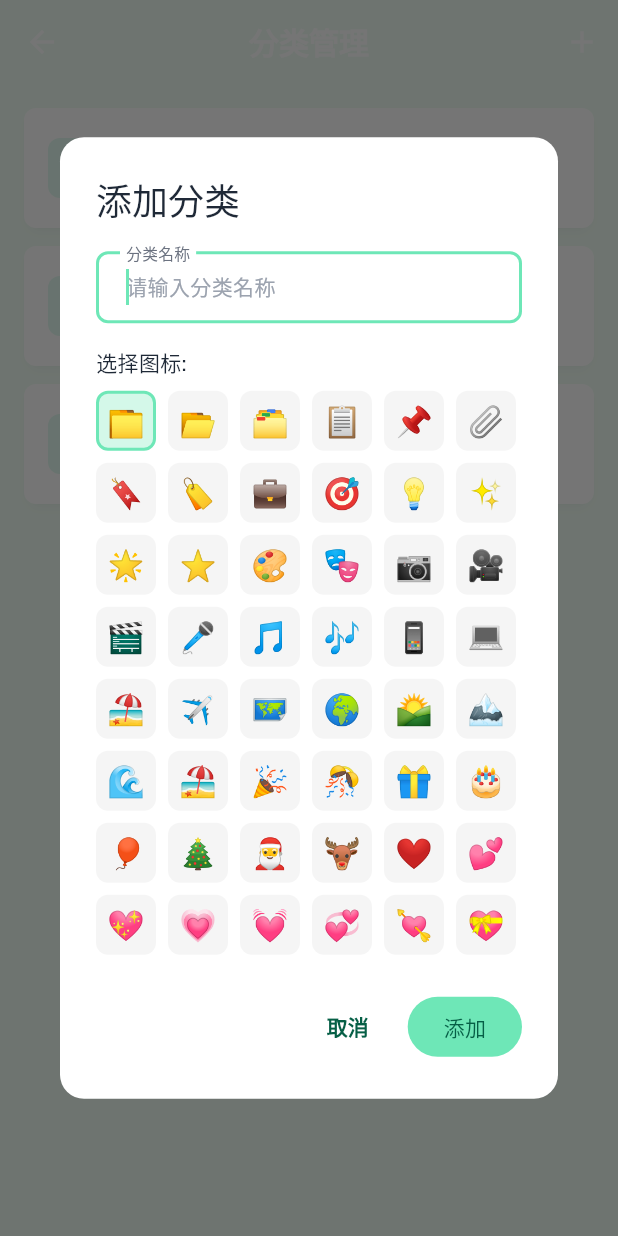
After one commit to guyeu9/qinglinggan, a Flutter app: the CategoryManagementPage screen opened by its route, after a tap on the "add" icon, on a phone screen of 412 x 824 dp. The commit adds this screen. Run offline on Flutter 3.47's test engine with Material 3 defaults, Android fonts, the phone set to English and light mode, and no system bars; our stand-ins replace dio, file_picker, flutter_riverpod, flutter_secure_storage, go_router, google_fonts and 7 more; missing offline and left inert: excel; accounts and stored records are empty; generated files the repository leaves out were written again.

Commit message:
feat(分类管理): 添加分类管理页面及相关功能
实现分类管理页面，包含分类的增删改查功能
- 添加分类管理路由和导航
- 实现分类列表展示、空状态处理
- 添加分类创建、编辑和删除对话框
- 更新分类仓库接口和实现
- 在设置页面添加分类管理入口

```diff
--- a/light_idea/lib/core/router/app_router.dart
+++ b/light_idea/lib/core/router/app_router.dart
@@ -5,6 +5,7 @@ import '../../presentation/pages/home/home_page.dart';
 import '../../presentation/pages/idea_detail/idea_detail_page.dart';
 import '../../presentation/pages/association/association_page.dart';
 import '../../presentation/pages/settings/settings_page.dart';
+import '../../presentation/pages/settings/category_management_page.dart';
 import '../../presentation/pages/data_management/data_management_page.dart';
 import '../../presentation/pages/ai_hub/ai_hub_page.dart';
 import '../../presentation/pages/ai_settings/ai_settings_page.dart';
@@ -52,6 +53,11 @@ final GoRouter appRouter = GoRouter(
           path: RoutePaths.help,
           name: RouteNames.help,
           builder: (context, state) => const _HelpPage(),
+        ),
+        GoRoute(
+          path: RoutePaths.categoryManagement,
+          name: RouteNames.categoryManagement,
+          builder: (context, state) => const CategoryManagementPage(),
         ),
       ],
     ),
@@ -181,6 +187,10 @@ extension GoRouterExtension on BuildContext {
     pushNamed(RouteNames.help);
   }
 
+  void pushToCategoryManagement() {
+    pushNamed(RouteNames.categoryManagement);
+  }
+
   void goToHome() {
     go(RoutePaths.home);
   }
--- a/light_idea/lib/core/router/route_names.dart
+++ b/light_idea/lib/core/router/route_names.dart
@@ -34,6 +34,9 @@ class RouteNames {
 
   /// 帮助
   static const String help = 'help';
+
+  /// 分类管理
+  static const String categoryManagement = 'categoryManagement';
 }
 
 /// 路由路径常量定义
@@ -67,6 +70,9 @@ class RoutePaths {
   /// 帮助
   static const String help = '/help';
 
+  /// 分类管理
+  static const String categoryManagement = '/category-management';
+
   /// 构建灵感详情页路径
   static String ideaDetailPath(String id) => '/idea/$id';
 
--- a/light_idea/lib/data/repositories/category_repository_impl.dart
+++ b/light_idea/lib/data/repositories/category_repository_impl.dart
@@ -40,6 +40,11 @@ class CategoryRepositoryImpl implements CategoryRepository {
   }
 
   @override
+  Future<void> delete(int id) async {
+    await _isar.writeTxn(() => _isar.categoryModels.delete(id));
+  }
+
+  @override
   Future<int> count() async {
     return _isar.categoryModels.count();
   }
--- a/light_idea/lib/domain/repositories/category_repository.dart
+++ b/light_idea/lib/domain/repositories/category_repository.dart
@@ -11,5 +11,7 @@ abstract class CategoryRepository {
 
   Future<void> update(CategoryEntity category);
 
+  Future<void> delete(int id);
+
   Future<int> count();
 }
--- /dev/null
+++ b/light_idea/lib/presentation/pages/settings/category_management_page.dart
@@ -0,0 +1,434 @@
+import 'package:flutter/material.dart';
+import 'package:flutter_riverpod/flutter_riverpod.dart';
+import 'package:go_router/go_router.dart';
+import '../../../core/theme/app_colors.dart';
+import '../../../core/theme/app_theme.dart';
+import '../../../core/router/app_router.dart';
+import '../../../domain/entities/category.dart';
+import '../../../domain/repositories/category_repository.dart';
+import '../../../application/providers/app_providers.dart';
+
+class CategoryManagementPage extends ConsumerStatefulWidget {
+  const CategoryManagementPage({super.key});
+
+  @override
+  ConsumerState<CategoryManagementPage> createState() => _CategoryManagementPageState();
+}
+
+class _CategoryManagementPageState extends ConsumerState<CategoryManagementPage> {
+  List<CategoryEntity> _categories = [];
+  bool _isLoading = true;
+
+  @override
+  void initState() {
+    super.initState();
+    _loadCategories();
+  }
+
+  Future<void> _loadCategories() async {
+    setState(() => _isLoading = true);
+    try {
+      final categoryRepo = ref.read(categoryRepositoryProvider);
+      final categories = await categoryRepo.getAll();
+      setState(() {
+        _categories = categories;
+        _isLoading = false;
+      });
+    } catch (e) {
+      setState(() => _isLoading = false);
+      if (mounted) {
+        ScaffoldMessenger.of(context).showSnackBar(
+          SnackBar(content: Text('加载分类失败: $e')),
+        );
+      }
+    }
+  }
+
+  @override
+  Widget build(BuildContext context) {
+    final isDark = Theme.of(context).brightness == Brightness.dark;
+    final backgroundColor = isDark ? AppColors.backgroundDark : AppColors.backgroundLight;
+    final cardColor = isDark ? AppColors.cardDark : AppColors.cardLight;
+    final textPrimary = isDark ? AppColors.textPrimaryDark : AppColors.textPrimaryLight;
+    final textSecondary = isDark ? AppColors.textSecondaryDark : AppColors.textSecondaryLight;
+
+    return Scaffold(
+      backgroundColor: backgroundColor,
+      appBar: AppBar(
+        title: const Text('分类管理'),
+        backgroundColor: backgroundColor,
+        elevation: 0,
+        leading: IconButton(
+          icon: const Icon(Icons.arrow_back),
+          onPressed: () => context.pop(),
+        ),
+        actions: [
+          IconButton(
+            icon: const Icon(Icons.add),
+            onPressed: () => _showAddCategoryDialog(),
+          ),
+        ],
+      ),
+      body: _isLoading
+          ? const Center(child: CircularProgressIndicator())
+          : _categories.isEmpty
+              ? _buildEmptyState()
+              : _buildCategoryList(cardColor, textPrimary, textSecondary),
+    );
+  }
+
+  Widget _buildEmptyState() {
+    return Center(
+      child: Column(
+        mainAxisAlignment: MainAxisAlignment.center,
+        children: [
+          const Icon(
+            Icons.folder_outlined,
+            size: 64,
+            color: Color(0xFF065F46),
+          ),
+          const SizedBox(height: 16),
+          Text(
+            '暂无分类',
+            style: TextStyle(
+              fontSize: 18,
+              color: Theme.of(context).brightness == Brightness.dark
+                  ? AppColors.textPrimaryDark
+                  : AppColors.textPrimaryLight,
+            ),
+          ),
+          const SizedBox(height: 8),
+          FilledButton.icon(
+            onPressed: () => _showAddCategoryDialog(),
+            icon: const Icon(Icons.add),
+            label: const Text('添加分类'),
+            style: FilledButton.styleFrom(
+              backgroundColor: const Color(0xFF6EE7B7),
+              foregroundColor: const Color(0xFF065F46),
+            ),
+          ),
+        ],
+      ),
+    );
+  }
+
+  Widget _buildCategoryList(Color cardColor, Color textPrimary, Color textSecondary) {
+    return ListView.builder(
+      padding: const EdgeInsets.all(16),
+      itemCount: _categories.length,
+      itemBuilder: (context, index) {
+        final category = _categories[index];
+        return _buildCategoryCard(category, cardColor, textPrimary, textSecondary);
+      },
+    );
+  }
+
+  Widget _buildCategoryCard(
+    CategoryEntity category,
+    Color cardColor,
+    Color textPrimary,
+    Color textSecondary,
+  ) {
+    return Card(
+      color: cardColor,
+      margin: const EdgeInsets.only(bottom: 12),
+      child: ListTile(
+        leading: Container(
+          width: 40,
+          height: 40,
+          decoration: BoxDecoration(
+            color: const Color(0xFF6EE7B7).withValues(alpha: 0.2),
+            borderRadius: BorderRadius.circular(8),
+          ),
+          child: Center(
+            child: Text(
+              category.icon,
+              style: const TextStyle(fontSize: 20),
+            ),
+          ),
+        ),
+        title: Text(
+          category.name,
+          style: TextStyle(
+            color: textPrimary,
+            fontWeight: FontWeight.w500,
+          ),
+        ),
+        subtitle: Text(
+          '排序: ${category.sortOrder}',
+          style: TextStyle(color: textSecondary),
+        ),
+        trailing: Row(
+          mainAxisSize: MainAxisSize.min,
+          children: [
+            IconButton(
+              icon: const Icon(Icons.edit_outlined),
+              onPressed: () => _showEditCategoryDialog(category),
+            ),
+            IconButton(
+              icon: const Icon(Icons.delete_outline, color: Colors.red),
+              onPressed: () => _showDeleteConfirmDialog(category),
+            ),
+          ],
+        ),
+      ),
+    );
+  }
+
+  void _showAddCategoryDialog() {
+    final nameController = TextEditingController();
+    String selectedIcon = '📁';
+
+    showDialog<void>(
+      context: context,
+      builder: (context) => StatefulBuilder(
+        builder: (context, setDialogState) => AlertDialog(
+          title: const Text('添加分类'),
+          content: Column(
+            mainAxisSize: MainAxisSize.min,
+            crossAxisAlignment: CrossAxisAlignment.start,
+            children: [
+              TextField(
+                controller: nameController,
+                decoration: const InputDecoration(
+                  labelText: '分类名称',
+                  hintText: '请输入分类名称',
+                  border: OutlineInputBorder(),
+                ),
+                autofocus: true,
+              ),
+              const SizedBox(height: 16),
+              const Text('选择图标:'),
+              const SizedBox(height: 8),
+              Wrap(
+                spacing: 8,
+                runSpacing: 8,
+                children: _iconList.map((icon) {
+                  final isSelected = icon == selectedIcon;
+                  return GestureDetector(
+                    onTap: () => setDialogState(() => selectedIcon = icon),
+                    child: Container(
+                      width: 40,
+                      height: 40,
+                      decoration: BoxDecoration(
+                        color: isSelected
+                            ? const Color(0xFF6EE7B7).withValues(alpha: 0.3)
+                            : Colors.grey.withValues(alpha: 0.1),
+                        borderRadius: BorderRadius.circular(8),
+                        border: isSelected
+                            ? Border.all(color: const Color(0xFF6EE7B7), width: 2)
+                            : null,
+                      ),
+                      child: Center(child: Text(icon, style: const TextStyle(fontSize: 20))),
+                    ),
+                  );
+                }).toList(),
+              ),
+            ],
+          ),
+          actions: [
+            TextButton(
+              onPressed: () => Navigator.pop(context),
+              child: const Text('取消'),
+            ),
+            FilledButton(
+              onPressed: () async {
+                final name = nameController.text.trim();
+                if (name.isEmpty) {
+                  ScaffoldMessenger.of(context).showSnackBar(
+                    const SnackBar(content: Text('请输入分类名称')),
+                  );
+                  return;
+                }
+
+                try {
+                  final categoryRepo = ref.read(categoryRepositoryProvider);
+                  final newCategory = CategoryEntity(
+                    id: 0,
+                    name: name,
+                    icon: selectedIcon,
+                    sortOrder: _categories.length,
+                    createdAt: DateTime.now(),
+                  );
+                  await categoryRepo.save(newCategory);
+
+                  if (mounted) {
+                    Navigator.pop(context);
+                    _loadCategories();
+                    ScaffoldMessenger.of(context).showSnackBar(
+                      const SnackBar(content: Text('分类添加成功')),
+                    );
+                  }
+                } catch (e) {
+                  if (mounted) {
+                    ScaffoldMessenger.of(context).showSnackBar(
+                      SnackBar(content: Text('添加失败: $e')),
+                    );
+                  }
+                }
+              },
+              style: FilledButton.styleFrom(
+                backgroundColor: const Color(0xFF6EE7B7),
+                foregroundColor: const Color(0xFF065F46),
+              ),
+              child: const Text('添加'),
+            ),
+          ],
+        ),
+      ),
+    );
+  }
+
+  void _showEditCategoryDialog(CategoryEntity category) {
+    final nameController = TextEditingController(text: category.name);
+    String selectedIcon = category.icon;
+
+    showDialog<void>(
+      context: context,
+      builder: (context) => StatefulBuilder(
+        builder: (context, setDialogState) => AlertDialog(
+          title: const Text('编辑分类'),
+          content: Column(
+            mainAxisSize: MainAxisSize.min,
+            crossAxisAlignment: CrossAxisAlignment.start,
+            children: [
+              TextField(
+                controller: nameController,
+                decoration: const InputDecoration(
+                  labelText: '分类名称',
+                  hintText: '请输入分类名称',
+                  border: OutlineInputBorder(),
+                ),
+                autofocus: true,
+              ),
+              const SizedBox(height: 16),
+              const Text('选择图标:'),
+              const SizedBox(height: 8),
+              Wrap(
+                spacing: 8,
+                runSpacing: 8,
+                children: _iconList.map((icon) {
+                  final isSelected = icon == selectedIcon;
+                  return GestureDetector(
+                    onTap: () => setDialogState(() => selectedIcon = icon),
+                    child: Container(
+                      width: 40,
+                      height: 40,
+                      decoration: BoxDecoration(
+                        color: isSelected
+                            ? const Color(0xFF6EE7B7).withValues(alpha: 0.3)
+                            : Colors.grey.withValues(alpha: 0.1),
+                        borderRadius: BorderRadius.circular(8),
+                        border: isSelected
+                            ? Border.all(color: const Color(0xFF6EE7B7), width: 2)
+                            : null,
+                      ),
+                      child: Center(child: Text(icon, style: const TextStyle(fontSize: 20))),
+                    ),
+                  );
+                }).toList(),
+              ),
+            ],
+          ),
+          actions: [
+            TextButton(
+              onPressed: () => Navigator.pop(context),
+              child: const Text('取消'),
+            ),
+            FilledButton(
+              onPressed: () async {
+                final name = nameController.text.trim();
+                if (name.isEmpty) {
+                  ScaffoldMessenger.of(context).showSnackBar(
+                    const SnackBar(content: Text('请输入分类名称')),
+                  );
+                  return;
+                }
+
+                try {
+                  final categoryRepo = ref.read(categoryRepositoryProvider);
+                  final updatedCategory = category.copyWith(
+                    name: name,
+                    icon: selectedIcon,
+                  );
+                  await categoryRepo.update(updatedCategory);
+
+                  if (mounted) {
+                    Navigator.pop(context);
+                    _loadCategories();
+                    ScaffoldMessenger.of(context).showSnackBar(
+                      const SnackBar(content: Text('分类更新成功')),
+                    );
+                  }
+                } catch (e) {
+                  if (mounted) {
+                    ScaffoldMessenger.of(context).showSnackBar(
+                      SnackBar(content: Text('更新失败: $e')),
+                    );
+                  }
+                }
+              },
+              style: FilledButton.styleFrom(
+                backgroundColor: const Color(0xFF6EE7B7),
+                foregroundColor: const Color(0xFF065F46),
+              ),
+              child: const Text('保存'),
+            ),
+          ],
+        ),
+      ),
+    );
+  }
+
+  void _showDeleteConfirmDialog(CategoryEntity category) {
+    showDialog<void>(
+      context: context,
+      builder: (context) => AlertDialog(
+        title: const Text('确认删除'),
+        content: Text('确定要删除分类"${category.name}"吗？'),
+        actions: [
+          TextButton(
+            onPressed: () => Navigator.pop(context),
+            child: const Text('取消'),
+          ),
+          FilledButton(
+            onPressed: () async {
+              try {
+                final categoryRepo = ref.read(categoryRepositoryProvider);
+                await categoryRepo.delete(category.id);
+
+                if (mounted) {
+                  Navigator.pop(context);
+                  _loadCategories();
+                  ScaffoldMessenger.of(context).showSnackBar(
+                    const SnackBar(content: Text('分类删除成功')),
+                  );
+                }
+              } catch (e) {
+                if (mounted) {
+                  ScaffoldMessenger.of(context).showSnackBar(
+                    SnackBar(content: Text('删除失败: $e')),
+                  );
+                }
+              }
+            },
+            style: FilledButton.styleFrom(
+              backgroundColor: Colors.red,
+              foregroundColor: Colors.white,
+            ),
+            child: const Text('删除'),
+          ),
+        ],
+      ),
+    );
+  }
+
+  static const List<String> _iconList = [
+    '📁', '📂', '🗂️', '📋', '📌', '📎', '🔖', '🏷️',
+    '💼', '🎯', '💡', '✨', '🌟', '⭐', '🎨', '🎭',
+    '📷', '🎥', '🎬', '🎤', '🎵', '🎶', '📱', '💻',
+    '🏖️', '✈️', '🗺️', '🌍', '🌄', '🏔️', '🌊', '🏖️',
+    '🎉', '🎊', '🎁', '🎂', '🎈', '🎄', '🎅', '🦌',
+    '❤️', '💕', '💖', '💗', '💓', '💞', '💘', '💝',
+  ];
+}
--- a/light_idea/lib/presentation/pages/settings/settings_page.dart
+++ b/light_idea/lib/presentation/pages/settings/settings_page.dart
@@ -4,6 +4,7 @@ import 'package:go_router/go_router.dart';
 import '../../../../core/theme/app_colors.dart';
 import '../../../../core/theme/app_theme.dart';
 import '../../../../core/router/route_names.dart';
+import '../../../../core/router/app_router.dart';
 import '../../../../data/database/isar_database.dart';
 import '../../../../config/ai_config.dart';
 import '../../../../application/providers/user_provider.dart';
@@ -88,7 +89,7 @@ class SettingsPage extends ConsumerWidget {
                     subtitle: '管理灵感标签和分类',
                     textPrimary: textPrimary,
                     textSecondary: textSecondary,
-                    onTap: () => _showNotImplemented(context),
+                    onTap: () => context.pushToCategoryManagement(),
                   ),
                   _buildDivider(isDark),
                   // 回收站入口 - 新增
```
Also changed, not shown: 1 other file.
